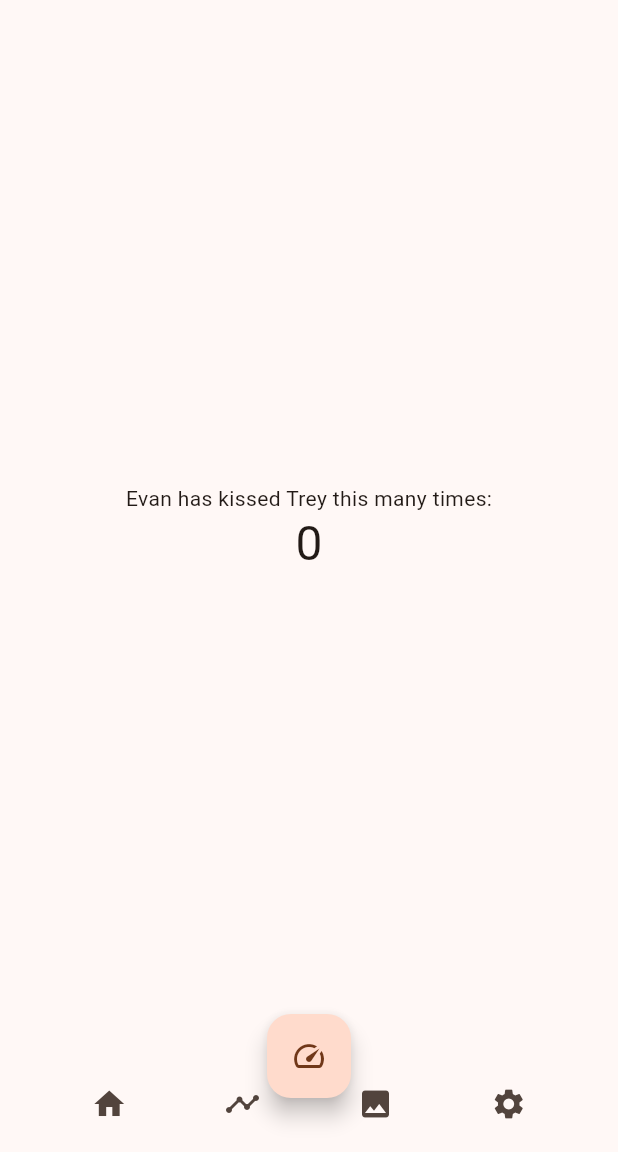
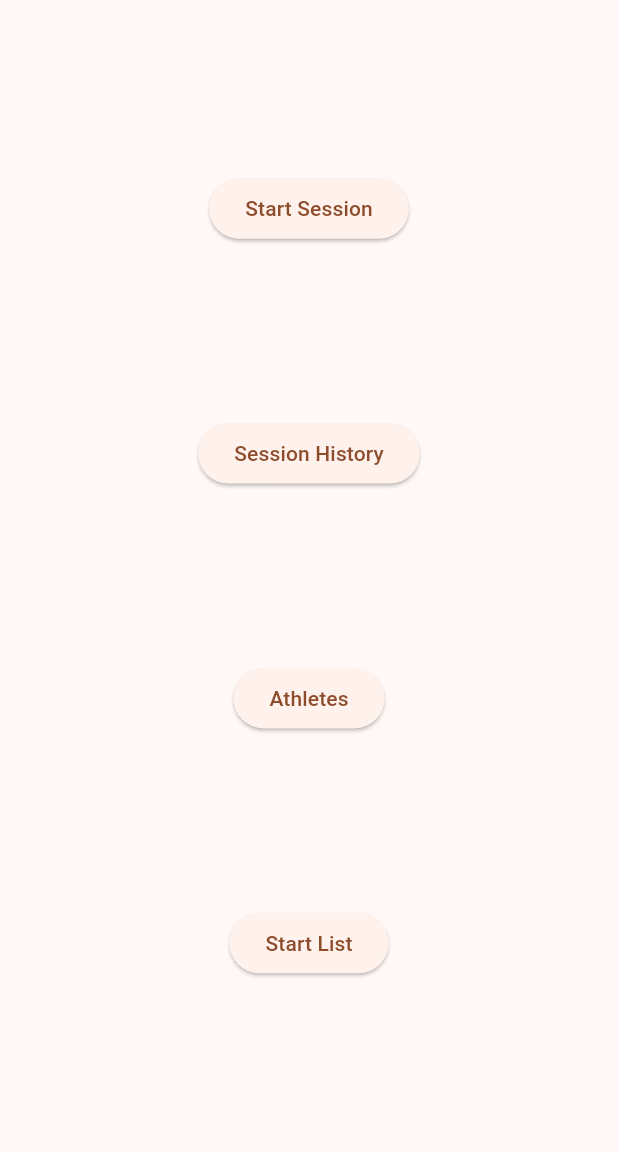
Before and after one commit to JaxJacobson/laser_timing_gate_app, a Flutter app: the screen it shows after launch, on a phone screen of 412 x 824 dp, the part 84-1236 px from its top. Run offline on Flutter 3.47's test engine with Material 3 defaults, Android fonts, the phone set to English and light mode, and no system bars.

Commit message:
Added our four main buttons on the home screen.

```diff
--- a/lib/main.dart
+++ b/lib/main.dart
@@ -13,22 +13,7 @@ class MyApp extends StatelessWidget {
     return MaterialApp(
       title: 'Laser Timing Gate',
       theme: ThemeData(
-        // This is the theme of your application.
-        //
-        // TRY THIS: Try running your application with "flutter run". You'll see
-        // the application has a purple toolbar. Then, without quitting the app,
-        // try changing the seedColor in the colorScheme below to Colors.green
-        // and then invoke "hot reload" (save your changes or press the "hot
-        // reload" button in a Flutter-supported IDE, or press "r" if you used
-        // the command line to start the app).
-        //
-        // Notice that the counter didn't reset back to zero; the application
-        // state is not lost during the reload. To reset the state, use hot
-        // restart instead.
-        //
-        // This works for code too, not just values: Most code changes can be
-        // tested with just a hot reload.
-        colorScheme: .fromSeed(seedColor: const Color.fromARGB(255, 255, 106, 0)),
+        colorScheme: ColorScheme.fromSeed(seedColor: const Color.fromARGB(255, 255, 106, 0)),
       ),
       home: const MyHomePage(title: 'Laser Timing Gate')
     );
@@ -54,97 +39,74 @@ class MyHomePage extends StatefulWidget {
 }
 
 class _MyHomePageState extends State<MyHomePage> {
-  int _counter = 0;
 
-  void _incrementCounter() {
-    setState(() {
-      // This call to setState tells the Flutter framework that something has
-      // changed in this State, which causes it to rerun the build method below
-      // so that the display can reflect the updated values. If we changed
-      // _counter without calling setState(), then the build method would not be
-      // called again, and so nothing would appear to happen.
-      _counter++;
-    });
+  void button1() {
+    ScaffoldMessenger.of(context).showSnackBar(
+        const SnackBar(
+          content: Text('Starting a session...'),
+          duration: Duration(seconds: 3),
+        ),
+      );
   }
+  void button2() {
+    ScaffoldMessenger.of(context).showSnackBar(
+        const SnackBar(
+          content: Text('Showing session history...'),
+          duration: Duration(seconds: 3),
+        ),
+      );
+  }
+void button3() {
+    ScaffoldMessenger.of(context).showSnackBar(
+        const SnackBar(
+          content: Text('Showing athlete information...'),
+          duration: Duration(seconds: 3),
+        ),
+      );
+  }
+  void button4() {
+    ScaffoldMessenger.of(context).showSnackBar(
+        const SnackBar(
+          content: Text('Showing start list...'),
+          duration: Duration(seconds: 3),
+        ),
+      );
+  }
+
 
   @override
   Widget build(BuildContext context) {
-    // This method is rerun every time setState is called, for instance as done
-    // by the _incrementCounter method above.
-    //
-    // The Flutter framework has been optimized to make rerunning build methods
-    // fast, so that you can just rebuild anything that needs updating rather
-    // than having to individually change instances of widgets.
+
     return Scaffold(
 
       appBar: AppBar(
-        // TRY THIS: Try changing the color here to a specific color (to
-        // Colors.amber, perhaps?) and trigger a hot reload to see the AppBar
-        // change color while the other colors stay the same.
+
         backgroundColor: Theme.of(context).colorScheme.inversePrimary,
-        // Here we take the value from the MyHomePage object that was created by
-        // the App.build method, and use it to set our appbar title.
+
         title: Text(widget.title),
         ),
       body: Center(
         // Center is a layout widget. It takes a single child and positions it
         // in the middle of the parent.
         child: Column(
-          // Column is also a layout widget. It takes a list of children and
-          // arranges them vertically. By default, it sizes itself to fit its
-          // children horizontally, and tries to be as tall as its parent.
-          //
-          // Column has various properties to control how it sizes itself and
-          // how it positions its children. Here we use mainAxisAlignment to
-          // center the children vertically; the main axis here is the vertical
-          // axis because Columns are vertical (the cross axis would be
-          // horizontal).
-          //
-          // TRY THIS: Invoke "debug painting" (choose the "Toggle Debug Paint"
-          // action in the IDE, or press "p" in the console), to see the
-          // wireframe for each widget.
 
-          mainAxisAlignment: MainAxisAlignment.center,
+
+          mainAxisAlignment: MainAxisAlignment.spaceEvenly,
           children: [
-            const Text('Evan has kissed Trey this many times:'),
-            Text(
-              '$_counter',
-              style: Theme.of(context).textTheme.headlineLarge,
-            ),
+            // When pressed, the button will call the "snackbar" which will display a message.
+            // The SnackBar is at the top of the MyHomePageState class.
+            ElevatedButton(onPressed: button1, child: const Text('Start Session')),
+            ElevatedButton(onPressed: button2, child: const Text('Session History')),
+            ElevatedButton(onPressed: button3, child: const Text('Athletes')),
+            ElevatedButton(onPressed: button4, child: const Text('Start List'))
 
+
+            // Button needs to be a direct part of scaffold, cannot be a child of body if FAB.
+            // Its default position is bottom right of screen.
+            // In order for it to be centered with text, it has to be an ElevatedButton in the body
           ],
         ),
       ),
-
-            // Needs to be a direct part of scaffold, cannot be a child of body.
-            // Its default position is bottom right of screen.
-            // In order for it to be centered with text, it has to be an ElevatedButton in the body.
-        floatingActionButton: FloatingActionButton(
-        onPressed: _incrementCounter,
-        tooltip: 'Evan will kiss Trey for a very long time',
-        child: Column(
-          mainAxisAlignment: MainAxisAlignment.center,
-          children: [
-            Icon(Icons.speed),
-            ],
-        ),
-      ),
-      floatingActionButtonLocation: FloatingActionButtonLocation.centerDocked,
-
-
-      bottomNavigationBar: Container(
-        padding: const EdgeInsets.symmetric(horizontal:8, vertical: 8),
-        child: Row(
-          mainAxisAlignment: MainAxisAlignment.spaceEvenly,
-          children: [
-            IconButton(icon: const Icon(Icons.home), onPressed: () {}),
-            IconButton(icon: const Icon(Icons.timeline), onPressed: () {}),
-            IconButton(icon: const Icon(Icons.image), onPressed: () {}),
-            IconButton(icon: const Icon(Icons.settings), onPressed: () {}),
-          ],
-        ),
-      ),
-
     );
   }
 }
```
